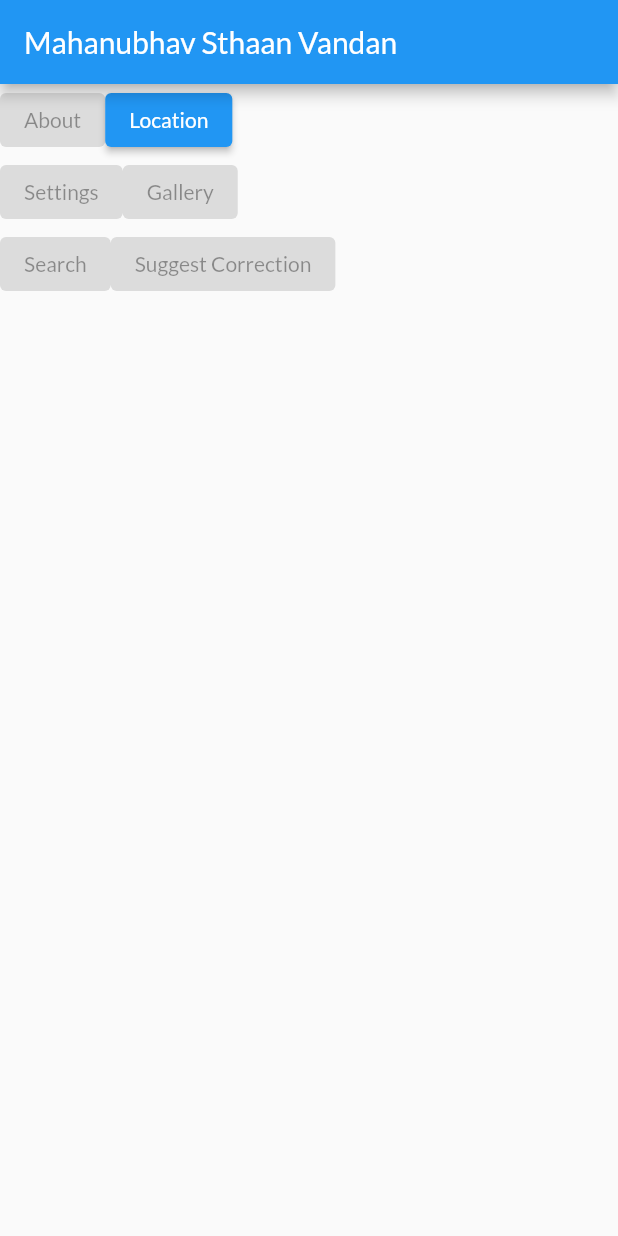
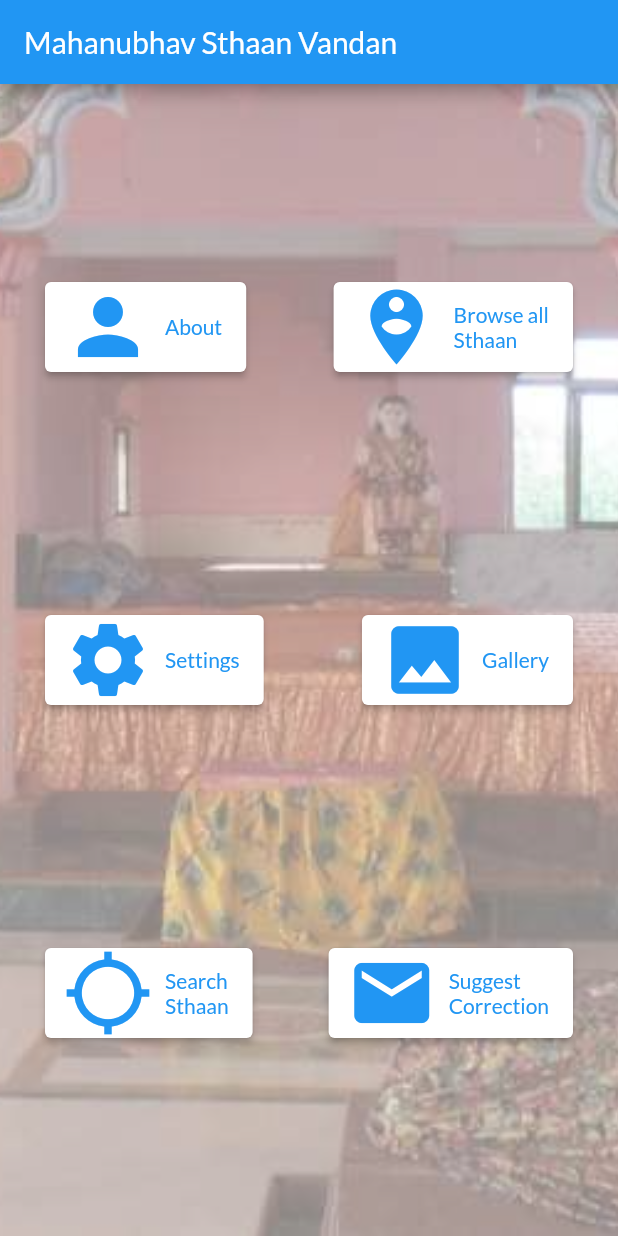
Before and after one commit to dhpdevendra/sthaan-copy, a Flutter app: the screen it shows after launch, on a phone screen of 412 x 824 dp. Run offline on Flutter 3.47's test engine with Material 2 defaults, Android fonts, the light colour scheme and no system bars; our stand-ins replace google_fonts, google_maps_flutter; missing offline and left inert: custom_info_window, google_language_fonts.

Commit message:
Added Nested Listview
Added Nested Listview for Districts and Sthaan

```diff
--- a/lib/main.dart
+++ b/lib/main.dart
@@ -1,4 +1,6 @@
 import 'package:flutter/material.dart';
+import 'package:sthaan/pages/district_list.dart';
+import 'package:sthaan/pages/district_list1.dart';
 import 'package:sthaan/utils/routes.dart';
 import 'package:google_fonts/google_fonts.dart';
 import 'package:sthaan/pages/firstpage.dart';
@@ -21,6 +23,10 @@ class MyApp extends StatelessWidget {
         "/": (context) => const FirstPage(),
         MyRoutes.homeRoute: (context) => const MapsPage(),
         MyRoutes.loginRoute: (context) => const FirstPage(),
+        MyRoutes.districtRoute: (context) => DistrictPage(),
+        MyRoutes.districtRoute1: (context) => const DistrictPage1(
+              title: 'Districts1',
+            ),
       },
     );
   }
--- /dev/null
+++ b/lib/pages/district_list.dart
@@ -0,0 +1,382 @@
+import 'package:flutter/material.dart';
+
+class District {
+  final String name;
+  final List<String> talukas;
+
+  District({required this.name, required this.talukas});
+}
+
+class DistrictPage extends StatelessWidget {
+  final List<District> districts = [
+    District(name: 'Ahmednagar', talukas: [
+      'Parner',
+      'Loni (Haveli)',
+      'Jamgaon',
+      'Nepti',
+      'Arangaon',
+      'Nagapur',
+      'Shendi (Pokhardi)',
+      'Dongargan',
+      'Vambori',
+      'Bhingar',
+      'Chinchodi (Patil)',
+      'Narayan Doh',
+      'Madh Pimpri',
+      'Mandavgan',
+      'Ghogargaon (Tal. Shrigonda)',
+      'Mirajgaon',
+      'Sakat',
+      'Lad Jalgaon',
+      'Nagalwadi',
+      'Kharvandi (Kasar)'
+          'Bheticha vad',
+      'Yeli',
+      'Avhane Budruk',
+      'Miri',
+      'Khandgaon (Lohsar)',
+      'Sonai',
+      'Belapur',
+      'Chas (Nali)',
+      'Suregaon Sangvi',
+      'Sanvatsar',
+      'Kokamthan',
+      'Puntamba',
+      'Naygaon',
+      'Naur',
+      'Domegram',
+      'Domegram Chhinnasthali',
+      'Ghumandeo',
+      'Bhokar',
+      'Khokar',
+      'Takli Bhan',
+      'Ghogargaon (Tal. Nevasa)',
+      'Bel Pimpalgaon',
+      'Suregaon (Bhalgaon)',
+      'Nevasa',
+      'Dusre Galnimb June',
+      'Koteshwar',
+      'Suregaon (Dahigaon)',
+      'Warkhed (Ghat Siddhanath)',
+      'Chapadgaon',
+      'Ghotan'
+    ]),
+    District(name: 'Akola', talukas: [
+      'Ghatali (Ghatatil Sthaan)',
+      'Alegaon',
+      'Alegaon',
+      'Patur',
+      'Barshi Takli',
+      'Ghatali',
+      'Yelwan',
+      'Mana',
+      'Lakhpuri'
+    ]),
+    District(name: 'Amravati', talukas: [
+      'Shingnapur',
+      'Kholapur',
+      'Waki',
+      'Ashti',
+      'Anjangao (Bari)',
+      'Bhankhedi',
+      'Rahatgaon',
+      'Nandgaon (Peth)',
+      'Matulgram',
+      'Pujda',
+      'Antor',
+      'Katsur',
+      'Belora',
+      'Ridhpur (Rajmath)',
+      'Ridhpur (Vajeshwar)',
+      'Ridhpur (Bhairavburuj)',
+      'Ridhpur (Dwarka Darshan)',
+      'Ridhpur (Gudha Sthaan)',
+      'Ridhpur (Kshetrakhaj)',
+      'Ridhpur (Pivaltaloli)',
+      'Dabheri',
+      'Talegaon (Shri Chakra. Sthaan)',
+      'Talegaon (Shri Go. Sthaan)',
+      'Brahmanwada (Dive)',
+      'Boraj',
+      'Najarpur',
+      'Kharala',
+      'Talwel',
+      'Sawur',
+      'Takarkheda (Sambhu)',
+      'Rama',
+      'Thugaon (Purnanagar)',
+      'Asatpur',
+      'Vadner (Bhujang)',
+      'Kakda',
+      'Achalpur',
+      'Achalpur (Bor ban)',
+      'Achalpur (Charanchari)',
+      'Ashtamahasiddhi',
+      'Kurha',
+      'Deurwada (Kajli)',
+      'Deurwada (Kajli) (Narsimha Mandir)',
+      'Madhan',
+      'Nanori',
+      'Sonori',
+      'Sonori (Sonjay)',
+      'Domak',
+      'Ashtoli',
+      'Kolvihir',
+      'Khed',
+      'Pala',
+      'Shirkhed (Sthaan No.1)',
+      'Shirked (Sthaan No.2)',
+      'Shirkhed (Sthaan No.3-9)',
+      'Katpur',
+      'Akhatwada',
+      'Akhatwada (Kalankeshwar Sthaan)',
+      'Tivsa (East)',
+      'Tivsa (West)',
+      'Maldhur',
+      'Shendurjana Bazar',
+      'Namaskari'
+    ]),
+    District(name: 'Aurangabad', talukas: [
+      'Purangaon',
+      'Hingoni',
+      'Savakhed (Ganga)',
+      'Vanjargaon',
+      'Chandegaon',
+      'Nagamthan',
+      'Hamrapur',
+      'Bajathan',
+      'Deogaon',
+      'Nevargaon',
+      'Kanadgaon',
+      'Mamdapur',
+      'Bagdi',
+      'Jamgaon',
+      'Gangapur',
+      'Galnib June',
+      'June Agervadgaon',
+      'Paithan',
+      'Khadkuli',
+      'Sangameshwar',
+      'Wadvali',
+      'Mayagaon',
+      'Navgaon',
+      'Hiradpuri',
+      'Sawaldabara',
+      'Rahatgaon',
+      'Kadethan Budruk',
+      'Fulshevra',
+      'Lasur',
+      'Vitkheda',
+      'Mategao',
+      'Kannad',
+      'Hatnur',
+      'Ellora',
+      'Gadana',
+      'Phulambri',
+      'Nillod',
+      'Sillod',
+      'Charner',
+      'Karanjkhed',
+      'Saigavhan'
+    ]),
+    District(name: 'Beed', talukas: [
+      'Keli Pimpalgaon',
+      'Waki',
+      'Shiral',
+      'Pargaon (Jogeshwari)',
+      'Ashti',
+      'Matkuli',
+      'Sautada (Ramdara)',
+      'Patoda',
+      'Limba (Ganesh)',
+      'Pohicha Deo',
+      'Pali',
+      'Beed',
+      'Kolgaon',
+      'Shekta',
+      'Chaklamba',
+      'Pargaon (Ghogas)',
+      'Rokda (Kada)',
+      'Panchaleshwar',
+      'Khamgaon',
+      'BagPimpalgaon',
+      'Gevrai',
+      'Sangam Jalgaon',
+      'Agar Nandur',
+      'Mirgaon',
+      'Pandhri (Papvinashani)'
+    ]),
+    District(name: 'Bhandara', talukas: [
+      'Bhandara (Kham Talao)',
+      'Bhandara (Panch Deuli)',
+      'Bhandara (Paanipatra Sthaan)'
+    ]),
+    District(name: 'Buldhana', talukas: [
+      'Masrul',
+      'Dodhra',
+      'Dodhra',
+      'Shendurjan',
+      'Lonar',
+      'Lonar (Gomukh)',
+      'Lonar (Kamalja)',
+      'Lonar (Kumareshwar)',
+      'Shara',
+      'Weni',
+      'Mehkar',
+      'Anjni Bu.',
+      'Vishvi (Isvi)',
+      'Chinchale'
+    ]),
+    District(name: 'Gondia', talukas: ['Sukli (Dakram)']),
+    District(name: 'Jalgaon', talukas: [
+      'Waghli',
+      'Kanashi',
+      'Kanashi (Nandani)',
+      'Bhadgaon',
+      'Bhadgaon',
+      'Pachora',
+      'Shendurni(1)',
+      'Shendurni(2)',
+      'Changdeo',
+      'Hartale'
+    ]),
+    District(name: 'Jalna', talukas: [
+      'Balegaon',
+      'Apegaon',
+      'Sashti Pimpalgaon',
+      'Domalgaon',
+      'Gandhari',
+      'Shahagad',
+      'Sadegaon',
+      'Jogladevi',
+      'Ramasgaon',
+      'Dhakephal Ahermal',
+      'Dhakephal',
+      'Karadgaon',
+      'Gadhe savargaon',
+      'Bhatepuri',
+      'Khanepuri',
+      'Jalna Mastgarh',
+      'Jalna Nagavihir',
+      'Jalna Vanadev',
+      'Kajla',
+      'Dabhadi',
+      'Rajur',
+      'Bhokardan',
+      'Anva',
+      'Pimpalgaon (Renukai)',
+      'Padmavati',
+      'Valsavangi',
+      'Jalicha Deo'
+    ]),
+    District(name: 'Nagpur', talukas: [
+      'Katol',
+      'Katol (Jamb River)',
+      'Mansar',
+      'Mansar (Manshila)',
+      'Ramtek',
+      'Mauda'
+    ]),
+    District(name: 'Nanded', talukas: [
+      'Gopalchavadi (Limbgaon)',
+      'Nanded (Naleshwar)',
+      'Nanded (Bhaveshwar)',
+      'Nanded (Gorakshan)',
+      'Gopalchavadi (Cidco)',
+      'Raher',
+      'Mahur (DevDeveshwar)',
+      'Mahur (Jalkrida)',
+      'Mahur (Vinzuwala Talav)',
+      'Mahur (Vandev)',
+      'Mahur  (Dohi Deva Bheti Sthaan)'
+    ]),
+    District(name: 'Nashik', talukas: [
+      'Khopdi',
+      'Sinnar',
+      'Sinnar (Bhojanta Sthaan)',
+      'Tryambak (Tryambakeshwar Temple)',
+      'Tryambak (Parvat)',
+      'Anjneri',
+      'Govardhan (Gangapur)',
+      'Nashik (Panchavati)',
+      'Nashik (Sundarnarayan)',
+      'Aadgaon (Adgaon)',
+      'Mouje Sukene',
+      'Niphad',
+      'Niphad',
+      'Shivre',
+      'Nandur',
+      'Nandur (Madhyameshwar)',
+      'Kanlad (Kanlas)'
+    ]),
+    District(name: 'Satara', talukas: [
+      'Phaltan (Janmasthaan)',
+      'Phaltan (Sarvatirth)',
+      'Phaltan (Avasthan)',
+      'Phaltan (Rangshila)',
+      'Phaltan (Maltan Tale)',
+      'Phaltan (Maltan Datta Mandir)',
+      'Phaltan (Maltan Viharan Sthaan)'
+    ]),
+    District(name: 'Wardha', talukas: ['Bhishnur']),
+    District(name: 'Washim', talukas: ['Manglur Pir']),
+    District(
+        name: 'M.P.',
+        talukas: ['Salbardi (Sasa Rakshan)', 'Salbardi (Aasan Sthaan)']),
+  ];
+
+  DistrictPage({super.key});
+
+  @override
+  Widget build(BuildContext context) {
+    return MaterialApp(
+      title: 'Districts',
+      home: Scaffold(
+        appBar: AppBar(
+          title: const Text('Districts'),
+        ),
+        body: ListView.builder(
+          itemCount: districts.length,
+          itemBuilder: (BuildContext context, int index) {
+            return ExpansionTile(
+              title: Text(districts[index].name),
+              children: <Widget>[
+                ListView.builder(
+                  shrinkWrap: true,
+                  physics: const NeverScrollableScrollPhysics(),
+                  itemCount: districts[index].talukas.length,
+                  itemBuilder: (BuildContext context, int subIndex) {
+                    return ListTile(
+                      title: Text(districts[index].talukas[subIndex]),
+                    );
+                  },
+                ),
+              ],
+            );
+          },
+        ),
+      ),
+    );
+  }
+}
+
+
+
+/*"Ahmednagar",
+    "Akola",
+    "Amravati",
+    "Aurangabad",
+    "Beed",
+    "Bhandara",
+    "Buldhana",
+    "Gondia",
+    "Jalgaon",
+    "Jalna",
+    "Nagpur",
+    "Nanded",
+    "Nashik",
+    "Satara",
+    "Wardha",
+    "Washim",
+    "M.P."
+    */
--- /dev/null
+++ b/lib/pages/district_list1.dart
@@ -0,0 +1,56 @@
+import 'package:flutter/material.dart';
+
+class DistrictPage1 extends StatefulWidget {
+  final String title;
+  const DistrictPage1({super.key, required this.title});
+
+  @override
+  // ignore: library_private_types_in_public_api
+  _DistrictPage1State createState() => _DistrictPage1State();
+}
+
+class _DistrictPage1State extends State<DistrictPage1> {
+  List<String> listitems = [
+    "Ahmednagar",
+    "Akola",
+    "Amravati",
+    "Aurangabad",
+    "Beed",
+    "Bhandara",
+    "Buldhana",
+    "Gondia",
+    "Jalgaon",
+    "Jalna",
+    "Nagpur",
+    "Nanded",
+    "Nashik",
+    "Satara",
+    "Wardha",
+    "Washim",
+    "M.P.",
+  ];
+  String selectval = "Ahmednagar";
+
+  @override
+  Widget build(BuildContext context) {
+    return Scaffold(
+        appBar: AppBar(
+          title: const Text("Districts"),
+        ),
+        body: Container(
+          margin: const EdgeInsets.only(top: 100),
+          alignment: Alignment.topCenter,
+          child: DropdownButton(
+            value: selectval,
+            onChanged: (value) {
+              setState(() {
+                selectval = value.toString();
+              });
+            },
+            items: listitems.map((itemone) {
+              return DropdownMenuItem(value: itemone, child: Text(itemone));
+            }).toList(),
+          ),
+        ));
+  }
+}
--- a/lib/pages/firstpage.dart
+++ b/lib/pages/firstpage.dart
@@ -10,55 +10,135 @@ class FirstPage extends StatelessWidget {
     return Container(
       height: 200,
       width: double.infinity,
-      decoration: const BoxDecoration(
+      decoration: BoxDecoration(
         image: DecorationImage(
-            image: AssetImage("assets/images/PanchaAvatar.png"),
+            image: const AssetImage("assets/images/Domegram.png"),
+            colorFilter: ColorFilter.mode(
+                Colors.blue.withOpacity(0.5), BlendMode.dstATop),
             fit: BoxFit.cover),
       ),
       child: Scaffold(
+        backgroundColor: Colors.transparent,
         appBar: AppBar(
           title: const Text("Mahanubhav Sthaan Vandan"),
         ),
-        body: Column(children: [
-          Row(
+        body: Column(
+          mainAxisAlignment: MainAxisAlignment.spaceEvenly,
           children: [
-              const ElevatedButton(
-                onPressed: null,
-                child: Text("About"),
+            Container(
+              margin: const EdgeInsets.all(30),
+              child: Row(
+                children: [
+                  ElevatedButton.icon(
+                    icon: const Icon(
+                      Icons.person,
+                      size: 60,
                     ),
-              ElevatedButton(
+                    style: ElevatedButton.styleFrom(
+                        backgroundColor: Colors.white,
+                        foregroundColor: Colors.blue),
                     onPressed: () {
                       Navigator.pushNamed(context, MyRoutes.homeRoute);
                     },
-                child: const Text("Location"),
+                    label: const Text('About'),
+                  ),
+                  //const SizedBox(
+                  //width: 20,
+                  //),
+                  const Spacer(),
+
+                  ElevatedButton.icon(
+                    icon: const Icon(
+                      Icons.person_pin_circle,
+                      size: 60,
+                    ),
+                    style: ElevatedButton.styleFrom(
+                        backgroundColor: Colors.white,
+                        foregroundColor: Colors.blue),
+                    onPressed: () {
+                      Navigator.pushNamed(context, MyRoutes.homeRoute);
+                    },
+                    label: const Text('Browse all\nSthaan'),
                   ),
                 ],
               ),
-          Row(
-            children: const [
-              ElevatedButton(
-                onPressed: null,
-                child: Text("Settings"),
             ),
-              ElevatedButton(
-                onPressed: null,
-                child: Text("Gallery"),
+            Container(
+              margin: const EdgeInsets.all(30),
+              child: Row(
+                children: [
+                  ElevatedButton.icon(
+                    icon: const Icon(
+                      Icons.settings,
+                      size: 60,
+                    ),
+                    style: ElevatedButton.styleFrom(
+                        backgroundColor: Colors.white,
+                        foregroundColor: Colors.blue),
+                    onPressed: () {
+                      Navigator.pushNamed(context, MyRoutes.homeRoute);
+                    },
+                    label: const Text('Settings'),
+                  ),
+                  //const SizedBox(
+                  //width: 20,
+                  //),
+                  const Spacer(),
+                  ElevatedButton.icon(
+                    icon: const Icon(
+                      Icons.image,
+                      size: 60,
+                    ),
+                    style: ElevatedButton.styleFrom(
+                        backgroundColor: Colors.white,
+                        foregroundColor: Colors.blue),
+                    onPressed: () {
+                      Navigator.pushNamed(context, MyRoutes.districtRoute1);
+                    },
+                    label: const Text('Gallery'),
                   ),
                 ],
               ),
-          Row(
-            children: const [
-              ElevatedButton(
-                onPressed: null,
-                child: Text("Search"),
             ),
-              ElevatedButton(
-                onPressed: null,
-                child: Text("Suggest Correction"),
+            Container(
+              margin: const EdgeInsets.all(30),
+              child: Row(
+                children: [
+                  ElevatedButton.icon(
+                    icon: const Icon(
+                      Icons.location_searching,
+                      size: 60,
+                    ),
+                    style: ElevatedButton.styleFrom(
+                        backgroundColor: Colors.white,
+                        foregroundColor: Colors.blue),
+                    onPressed: () {
+                      Navigator.pushNamed(context, MyRoutes.districtRoute);
+                    },
+                    label: const Text('Search\nSthaan'),
+                  ),
+                  //const SizedBox(
+                  //width: 20,
+                  //),
+                  const Spacer(),
+                  ElevatedButton.icon(
+                    icon: const Icon(
+                      Icons.email,
+                      size: 60,
+                    ),
+                    style: ElevatedButton.styleFrom(
+                        backgroundColor: Colors.white,
+                        foregroundColor: Colors.blue),
+                    onPressed: () {
+                      Navigator.pushNamed(context, MyRoutes.homeRoute);
+                    },
+                    label: const Text('Suggest\nCorrection'),
                   ),
                 ],
               ),
-        ]),
+            ),
+          ],
+        ),
       ),
     );
   }
--- a/lib/pages/mapspage.dart
+++ b/lib/pages/mapspage.dart
@@ -3,11 +3,11 @@ import 'dart:async';
 import 'package:flutter/material.dart';
 import 'package:google_maps_flutter/google_maps_flutter.dart';
 import 'package:google_language_fonts/google_language_fonts.dart';
-import 'package:sthaan/pages/firstpage.dart';
-import 'package:sthaan/pages/mapspage.dart';
-import 'package:sthaan/utils/routes.dart';
+import 'package:google_fonts/google_fonts.dart';
+//import 'package:sthaan/pages/firstpage.dart';
+//import 'package:sthaan/utils/routes.dart';
 import 'package:sthaan/src/locations.dart' as locations;
-import 'package:flutter/services.dart' as rootBundle;
+//import 'package:flutter/services.dart' as rootBundle;
 import 'package:custom_info_window/custom_info_window.dart';
 
 class MapsPage extends StatefulWidget {
@@ -43,9 +43,8 @@ class _MapsPageState extends State<MapsPage> {
   Widget build(BuildContext context) {
     return MaterialApp(
       theme: ThemeData(
-        useMaterial3: true,
-        colorSchemeSeed: Colors.green[700],
-      ),
+          //fontFamily: GoogleFonts.lato().fontFamily,
+          ),
       home: Scaffold(
         appBar: AppBar(
           title: const Text('Mahanubhav Sthaan Vandan'),
@@ -62,9 +61,6 @@ class _MapsPageState extends State<MapsPage> {
             zoom: 6,
           ),
           markers: _markers.values.toSet(),
-          //onMapCreated: (mapController) {
-          // this.mapController.complete(mapController);
-          //},
         ),
         drawer: Drawer(
           child: ListView(
--- a/lib/src/locations.dart
+++ b/lib/src/locations.dart
@@ -91,8 +91,8 @@ class Locations {
 
 Future<Locations> getGoogleOffices() async {
   const googleLocationsURL =
-      'http://sarvadnyadental.com/static/data/locations.json';
-  //"";
+      //'http://sarvadnyadental.com/static/data/locations.json';
+      "";
 
   // Retrieve the locations of Mahanubhav Sthaan
   try {
--- a/lib/utils/routes.dart
+++ b/lib/utils/routes.dart
@@ -1,5 +1,7 @@
 class MyRoutes {
   static String loginRoute = "/firstpage";
   static String homeRoute = "/mapspage";
+  static String districtRoute = "/districtsPage";
+  static String districtRoute1 = "/districtsPage1";
   //static String homeDetailsRoute = "/detail";
 }
```
Also changed, not shown: assets/images/Domegram.png (added), assets/images/PanchaAvatar.png, assets/images/Panchavatar-1.png (added), assets/locations.json, pubspec.lock. Lines whose indentation alone changed are shown as unchanged.
